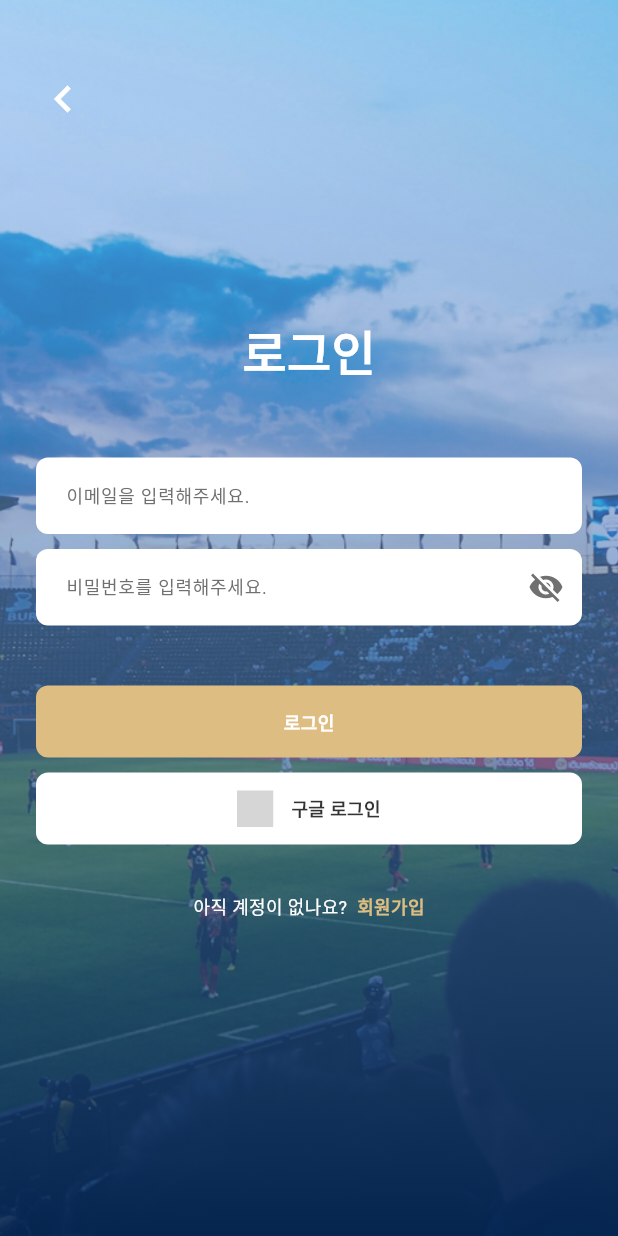
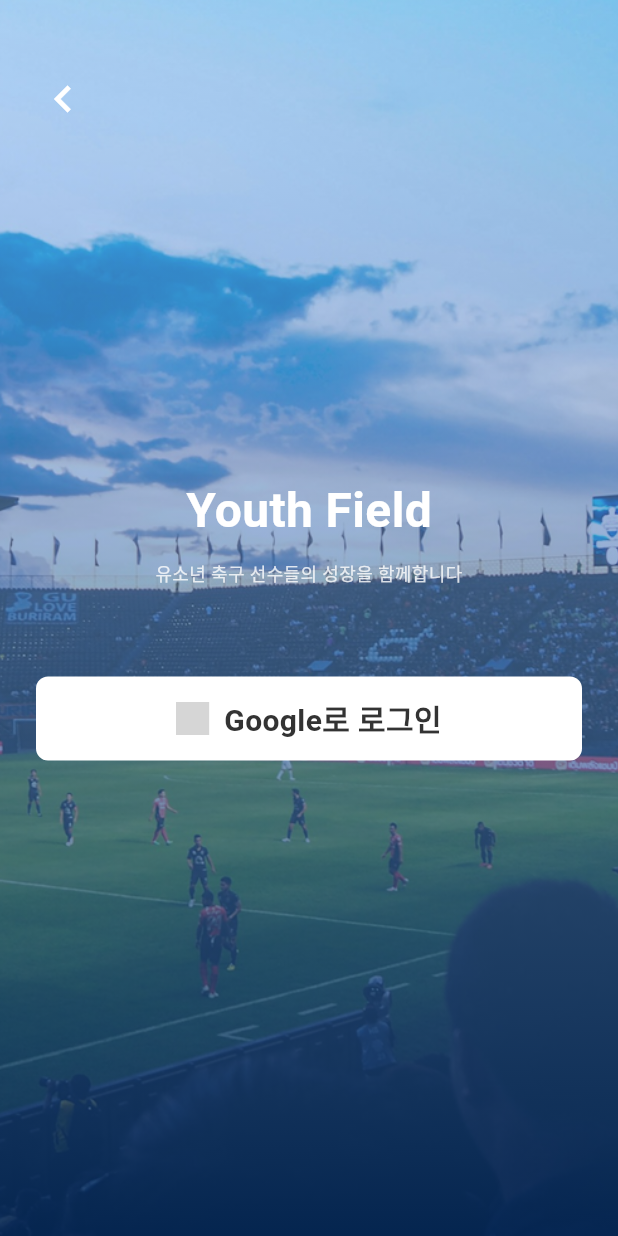
Before and after one commit to jiyun040/YouthField, a Flutter app: the LoginPage screen opened directly, on a phone screen of 412 x 824 dp. Run offline on Flutter 3.47's test engine with Material 3 defaults, Android fonts, the phone set to English and light mode, and no system bars; our stand-ins replace flutter_svg, google_sign_in, material_symbols_icons; grey boxes are pictures that could not be loaded.

Commit message:
feat: OAuth 로그인으로 변경

```diff
--- a/lib/features/auth/presentation/pages/login_page.dart
+++ b/lib/features/auth/presentation/pages/login_page.dart
@@ -1,10 +1,8 @@
 import 'package:flutter/material.dart';
 import 'package:flutter_svg/flutter_svg.dart';
+import 'package:google_sign_in/google_sign_in.dart';
 import 'package:youthfield/core/constants/color.dart';
 import 'package:youthfield/core/constants/text_style.dart';
-import '../widgets/auth_button.dart';
-import '../widgets/auth_text_field.dart';
-import 'signup_page.dart';
 
 class LoginPage extends StatefulWidget {
   const LoginPage({super.key});
@@ -14,15 +12,35 @@ class LoginPage extends StatefulWidget {
 }
 
 class _LoginPageState extends State<LoginPage> {
-  final _emailController = TextEditingController();
-  final _passwordController = TextEditingController();
-  bool _passwordVisible = false;
+  bool _isLoading = false;
 
-  @override
-  void dispose() {
-    _emailController.dispose();
-    _passwordController.dispose();
-    super.dispose();
+  final _googleSignIn = GoogleSignIn(
+    // TODO: Google Cloud Console에서 발급받은 Client ID로 교체하세요.
+    clientId: 'YOUR_GOOGLE_CLIENT_ID.apps.googleusercontent.com',
+    scopes: ['email', 'profile'],
+  );
+
+  Future<void> _signInWithGoogle() async {
+    if (_isLoading) return;
+    setState(() => _isLoading = true);
+
+    try {
+      final account = await _googleSignIn.signIn();
+      if (account != null && mounted) {
+        Navigator.pop(context, true);
+      }
+    } catch (e) {
+      if (mounted) {
+        ScaffoldMessenger.of(context).showSnackBar(
+          SnackBar(
+            content: Text('로그인에 실패하였습니다. 다시 시도해주세요.'),
+            backgroundColor: YouthFieldColor.blue700,
+          ),
+        );
+      }
+    } finally {
+      if (mounted) setState(() => _isLoading = false);
+    }
   }
 
   @override
@@ -46,7 +64,6 @@ class _LoginPageState extends State<LoginPage> {
               ),
             ),
           ),
-          // 뒤로가기 버튼
           Positioned(
             top: 40,
             left: 16,
@@ -59,105 +76,33 @@ class _LoginPageState extends State<LoginPage> {
               onPressed: () => Navigator.pop(context),
             ),
           ),
-
           Center(
             child: ConstrainedBox(
-              constraints: const BoxConstraints(maxWidth: 540),
+              constraints: const BoxConstraints(maxWidth: 480),
               child: Padding(
                 padding: const EdgeInsets.symmetric(horizontal: 24),
                 child: Column(
                   mainAxisSize: MainAxisSize.min,
                   children: [
                     Text(
-                      '로그인',
+                      'Youth Field',
                       style: YouthFieldTextStyle.title3.copyWith(
                         color: YouthFieldColor.white,
+                        fontWeight: FontWeight.w700,
                       ),
                     ),
-                    const SizedBox(height: 48),
-                    AuthTextField(
-                      controller: _emailController,
-                      hint: '이메일을 입력해주세요.',
+                    const SizedBox(height: 10),
+                    Text(
+                      '유소년 축구 선수들의 성장을 함께합니다',
+                      style: YouthFieldTextStyle.placeholder.copyWith(
+                        color: YouthFieldColor.white.withOpacity(0.8),
+                      ),
+                      textAlign: TextAlign.center,
                     ),
-                    const SizedBox(height: 10),
-                    AuthTextField(
-                      controller: _passwordController,
-                      hint: '비밀번호를 입력해주세요.',
-                      obscureText: !_passwordVisible,
-                      suffix: IconButton(
-                        icon: Icon(
-                          _passwordVisible
-                              ? Icons.visibility
-                              : Icons.visibility_off,
-                          color: YouthFieldColor.black500,
-                        ),
-                        onPressed: () => setState(
-                          () => _passwordVisible = !_passwordVisible,
-                        ),
-                      ),
-                    ),
-                    const SizedBox(height: 40),
-                    AuthButton(
-                      label: '로그인',
-                      backgroundColor: YouthFieldColor.gold,
-                      labelColor: YouthFieldColor.white,
-                      onTap: () => Navigator.pop(context, true),
-                    ),
-                    const SizedBox(height: 10),
-                    AuthButton(
-                      label: '구글 로그인',
-                      backgroundColor: YouthFieldColor.white,
-                      labelColor: YouthFieldColor.black800,
-                      prefix: SvgPicture.asset(
-                        'assets/svg/google_logo.svg',
-                        width: 24,
-                        height: 24,
-                        placeholderBuilder: (_) => Container(
-                          width: 24,
-                          height: 24,
-                          decoration: const BoxDecoration(
-                            color: Color(0xFFEA4335),
-                            shape: BoxShape.circle,
-                          ),
-                          alignment: Alignment.center,
-                          child: const Text(
-                            'G',
-                            style: TextStyle(
-                              color: Colors.white,
-                              fontSize: 14,
-                              fontWeight: FontWeight.bold,
-                            ),
-                          ),
-                        ),
-                      ),
-                      onTap: () {},
-                    ),
-                    const SizedBox(height: 32),
-                    Row(
-                      mainAxisAlignment: MainAxisAlignment.center,
-                      children: [
-                        Text(
-                          '아직 계정이 없나요?  ',
-                          style: YouthFieldTextStyle.placeholder.copyWith(
-                            color: YouthFieldColor.white,
-                          ),
-                        ),
-                        GestureDetector(
-                          onTap: () => Navigator.push(
-                            context,
-                            MaterialPageRoute(
-                              builder: (_) => const SignupPage(),
-                            ),
-                          ),
-                          child: Text(
-                            '회원가입',
-                            style: YouthFieldTextStyle.placeholder.copyWith(
-                              color: YouthFieldColor.gold,
-                              fontWeight: FontWeight.w700,
-                            ),
-                          ),
-                        ),
-                      ],
+                    const SizedBox(height: 60),
+                    _GoogleLoginButton(
+                      isLoading: _isLoading,
+                      onTap: _signInWithGoogle,
                     ),
                   ],
                 ),
@@ -169,3 +114,53 @@ class _LoginPageState extends State<LoginPage> {
     );
   }
 }
+
+class _GoogleLoginButton extends StatelessWidget {
+  final bool isLoading;
+  final VoidCallback onTap;
+
+  const _GoogleLoginButton({required this.isLoading, required this.onTap});
+
+  @override
+  Widget build(BuildContext context) {
+    return GestureDetector(
+      onTap: isLoading ? null : onTap,
+      child: Container(
+        width: double.infinity,
+        height: 56,
+        decoration: BoxDecoration(
+          color: YouthFieldColor.white,
+          borderRadius: BorderRadius.circular(8),
+        ),
+        child: isLoading
+            ? const Center(
+                child: SizedBox(
+                  width: 24,
+                  height: 24,
+                  child: CircularProgressIndicator(
+                    strokeWidth: 2,
+                    color: YouthFieldColor.blue700,
+                  ),
+                ),
+              )
+            : Row(
+                mainAxisAlignment: MainAxisAlignment.center,
+                children: [
+                  SvgPicture.asset(
+                    'assets/svg/google_logo.svg',
+                    width: 22,
+                    height: 22,
+                  ),
+                  const SizedBox(width: 10),
+                  Text(
+                    'Google로 로그인',
+                    style: YouthFieldTextStyle.body4.copyWith(
+                      color: YouthFieldColor.black800,
+                    ),
+                  ),
+                ],
+              ),
+      ),
+    );
+  }
+}
--- a/lib/features/main/presentation/pages/main_page.dart
+++ b/lib/features/main/presentation/pages/main_page.dart
@@ -495,7 +495,7 @@ class _MainPageState extends State<MainPage> {
               if (s.youtubeUrl != null)
                 GestureDetector(
                   onTap: () async {
-                    final url = Uri.tryParse(s.youtubeUel!);
+                    final url = Uri.tryParse(s.youtubeUrl!);
                     if (url != null && await canLaunchUrl(url)) {
                       await launchUrl(url, mode: LaunchMode.externalApplication);
                     }
--- a/pubspec.yaml
+++ b/pubspec.yaml
@@ -15,6 +15,7 @@ dependencies:
   material_symbols_icons: ^4.2782.0
   flutter_svg: ^2.0.10
   url_launcher: ^6.3.0
+  google_sign_in: ^6.2.1
 
 dev_dependencies:
   flutter_test:
```
Also changed, not shown: pubspec.lock, 2 other files.
